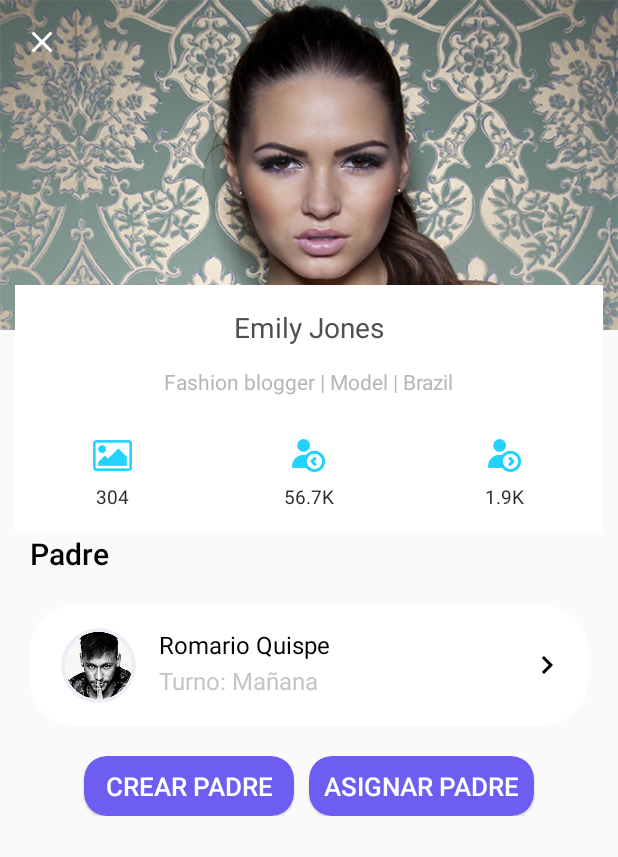
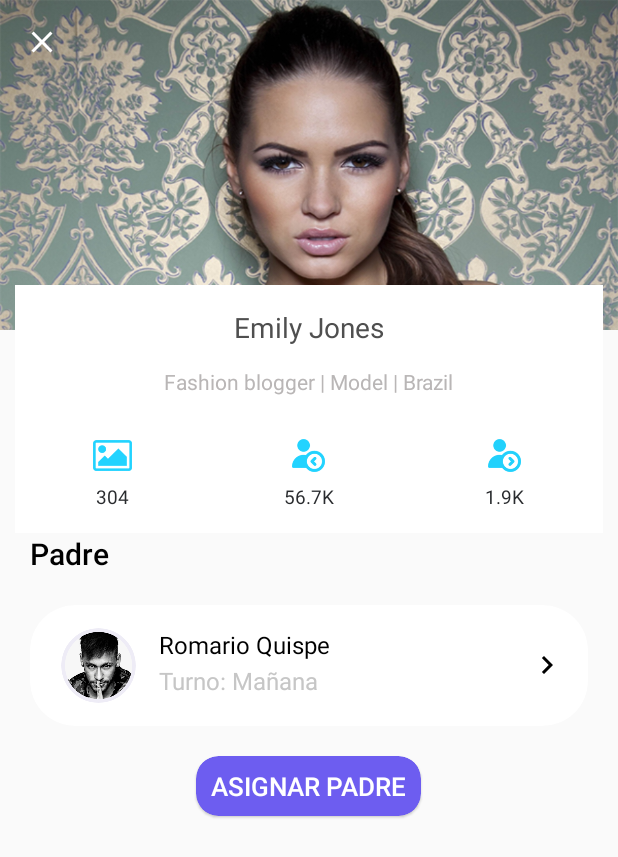
Before and after one commit to CarosDrean/ControlBook, an Android app: the layout activity_detail_student.xml on its own in the app's theme, with its tools: preview values and no code run, on a phone screen of 412 x 824 dp. Shown: the top 857 px of the screen. Run offline under Robolectric (Android 15) with nearby library versions, the phone set to English and light mode, and no system bars; plain views replace ShadowLayout.

Commit message:
asignando padres

```diff
--- a/app/src/main/java/xyz/drean/controlbook/adapter/AdapterStudent.kt
+++ b/app/src/main/java/xyz/drean/controlbook/adapter/AdapterStudent.kt
@@ -250,6 +250,9 @@ class AdapterStudent(
                 i.putExtra("id", model.id)
                 i.putExtra("name", model.name)
                 i.putExtra("lastname", model.lastname)
+                i.putExtra("dni", model.dni)
+                i.putExtra("idClassRom", model.idClassRom)
+                i.putExtra("idParent", model.idParent)
                 activity.startActivity(i)
             }
         }
--- a/app/src/main/java/xyz/drean/controlbook/fragment/Parents.kt
+++ b/app/src/main/java/xyz/drean/controlbook/fragment/Parents.kt
@@ -61,7 +61,7 @@ class Parents : BottomSheetDialogFragment() {
             .setQuery(query, Parent::class.java)
             .build()
 
-        adapter = AdapterParent(options, activity!!)
+        adapter = AdapterParent(options, activity!!, this)
         parentList?.addItemDecoration(DividerItemDecoration(activity, DividerItemDecoration.VERTICAL))
         parentList?.adapter = adapter
     }
--- a/app/src/main/res/layout/activity_detail_student.xml
+++ b/app/src/main/res/layout/activity_detail_student.xml
@@ -214,6 +214,7 @@
                 android:layout_height="5dp" />
 
             <androidx.cardview.widget.CardView
+                android:id="@+id/card_parent"
                 style="@style/Widget.MaterialComponents.CardView"
                 android:layout_width="match_parent"
                 android:layout_height="wrap_content"
@@ -224,6 +225,7 @@
                 app:cardCornerRadius="30dp">
 
                 <RelativeLayout
+                    android:id="@+id/parent_assignated"
                     android:layout_width="match_parent"
                     android:layout_height="wrap_content"
                     android:orientation="vertical"
@@ -271,38 +273,12 @@
 
             </androidx.cardview.widget.CardView>
 
-            <LinearLayout
-                android:layout_width="match_parent"
-                android:layout_height="wrap_content"
-                android:gravity="center_horizontal"
-                android:orientation="horizontal">
-
-                <androidx.cardview.widget.CardView
-                    android:id="@+id/add_parent"
-                    style="@style/Widget.MaterialComponents.CardView"
-                    android:layout_width="140dp"
-                    android:layout_height="40dp"
-                    android:layout_marginRight="10dp"
-                    app:cardBackgroundColor="@color/material_blue"
-                    app:cardCornerRadius="15dp">
-
-                    <androidx.appcompat.widget.AppCompatTextView
-                        android:layout_width="match_parent"
-                        android:layout_height="wrap_content"
-                        android:text="CREAR PADRE"
-                        android:textSize="17sp"
-                        android:layout_gravity="center_vertical"
-                        android:gravity="center"
-                        android:textAppearance="@style/TextAppearance.AppCompat.Title"
-                        android:textColor="@android:color/white" />
-
-                </androidx.cardview.widget.CardView>
-
             <androidx.cardview.widget.CardView
                 android:id="@+id/asign_parent"
                 style="@style/Widget.MaterialComponents.CardView"
                 android:layout_width="150dp"
                 android:layout_height="40dp"
+                android:layout_gravity="center_horizontal"
                 app:cardBackgroundColor="@color/material_blue"
                 app:cardCornerRadius="15dp">
 
@@ -317,8 +293,6 @@
                     android:textColor="@android:color/white" />
 
             </androidx.cardview.widget.CardView>
-
-            </LinearLayout>
 
             <androidx.cardview.widget.CardView
                 style="@style/Widget.MaterialComponents.CardView"
--- a/app/src/main/res/layout/item_parent.xml
+++ b/app/src/main/res/layout/item_parent.xml
@@ -2,9 +2,10 @@
 <LinearLayout
     xmlns:android="http://schemas.android.com/apk/res/android"
     android:layout_width="match_parent"
-    android:layout_height="match_parent">
+    android:layout_height="wrap_content">
 
     <RelativeLayout
+        android:id="@+id/content_parent"
         android:layout_width="match_parent"
         android:layout_height="wrap_content"
         android:orientation="vertical"
```
Also changed, not shown: app/src/main/java/xyz/drean/controlbook/DetailStudent.kt (+43 -13 lines), app/src/main/java/xyz/drean/controlbook/adapter/AdapterParent.java (deleted, +0 -51 lines), app/src/main/java/xyz/drean/controlbook/adapter/AdapterParent.kt (added, +48 -0 lines). Lines whose indentation alone changed are shown as unchanged.
